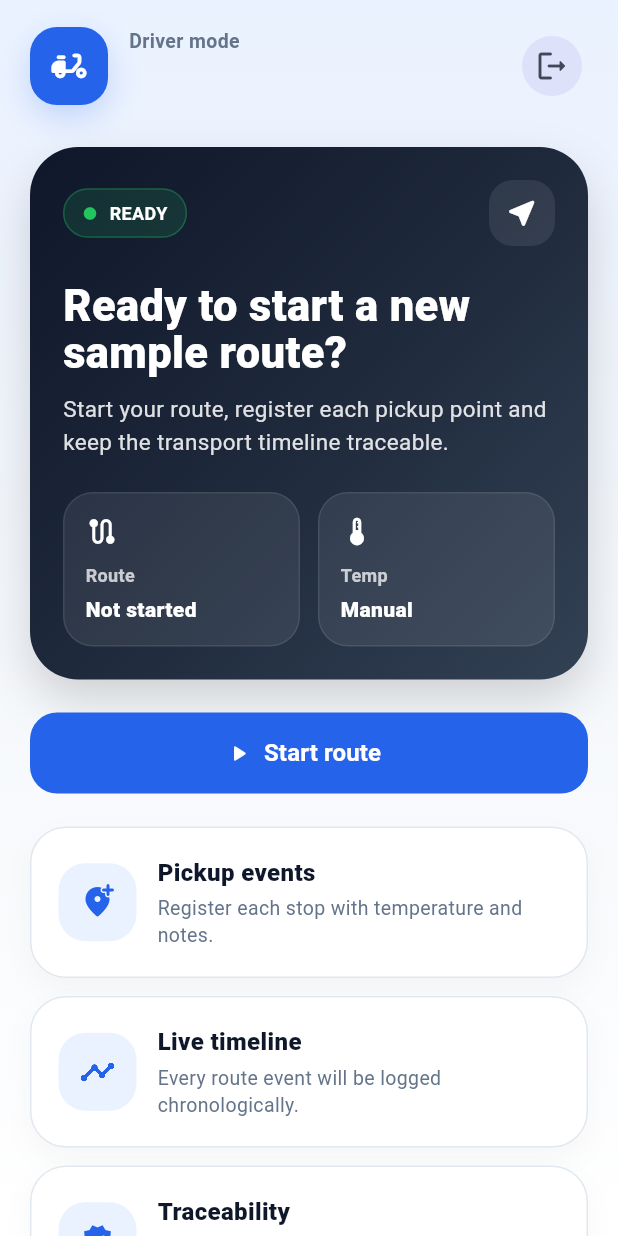
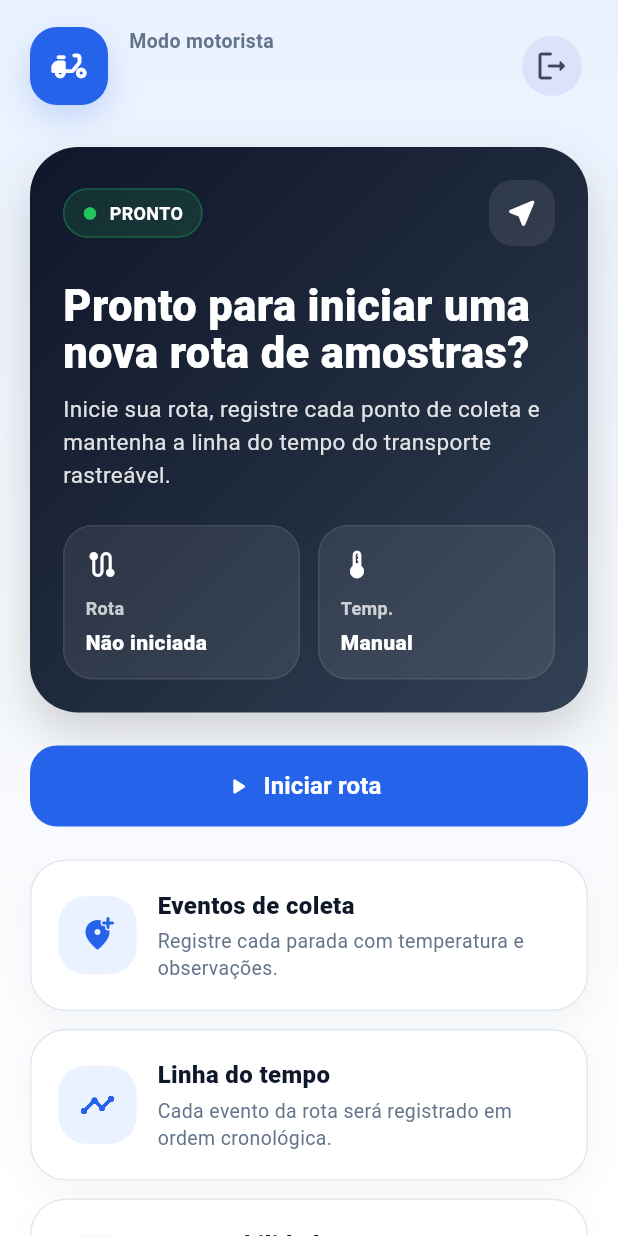
Before and after one commit to jkasprowicz/trace-lab, a Flutter app: the DriverHomeScreen screen opened directly with empty values, on a phone screen of 412 x 824 dp. Run offline on Flutter 3.47's test engine with Material 3 defaults, Android fonts, the phone set to English and light mode, and no system bars.

Commit message:
Translate Flutter visible texts to Brazilian Portuguese

```diff
--- a/mobile/lib/core/l10n/app_strings.dart
+++ b/mobile/lib/core/l10n/app_strings.dart
@@ -5,10 +5,19 @@ class AppStrings {
 
   // Auth
   static const loginTitle = 'Entrar';
+  static const loginSubtitle = 'Acesse sua área operacional no TraceLab.';
+  static const loginLoading = 'Acessando...';
   static const emailLabel = 'E-mail';
+  static const usernameLabel = 'Usuário';
+  static const usernameHint = 'Ex.: driver1';
   static const passwordLabel = 'Senha';
+  static const passwordHint = 'Digite sua senha';
   static const loginButton = 'Acessar';
   static const logoutButton = 'Sair';
+  static const restrictedAccessMessage =
+      'Acesso restrito a usuários autorizados.';
+  static const unauthorizedRole = 'Perfil não autorizado';
+  static const appTagline = 'Inteligência no transporte de amostras';
 
   // Common
   static const continueButton = 'Continuar';
@@ -18,16 +27,39 @@ class AppStrings {
   static const backButton = 'Voltar';
   static const requiredField = 'Campo obrigatório';
   static const genericError = 'Não foi possível concluir a operação.';
+  static const invalidCredentials =
+      'Usuário ou senha incorretos. Verifique suas credenciais e tente novamente.';
   static const loading = 'Carregando...';
   static const noRecordsFound = 'Nenhum registro encontrado.';
 
   // Driver
   static const driverHomeTitle = 'Início do motorista';
+  static const driverMode = 'Modo motorista';
+  static const driverReadyStatus = 'PRONTO';
+  static const driverReadyTitle = 'Pronto para iniciar uma nova rota de amostras?';
+  static const driverReadyDescription =
+      'Inicie sua rota, registre cada ponto de coleta e mantenha a linha do tempo do transporte rastreável.';
   static const startRoute = 'Iniciar rota';
+  static const routeNotStarted = 'Não iniciada';
+  static const manualMode = 'Manual';
   static const assignedRoutes = 'Rotas atribuídas';
+  static const temperatureShortLabel = 'Temp.';
+  static const pickupEventsTitle = 'Eventos de coleta';
+  static const pickupEventsDescription =
+      'Registre cada parada com temperatura e observações.';
+  static const liveTimelineTitle = 'Linha do tempo';
+  static const liveTimelineDescription =
+      'Cada evento da rota será registrado em ordem cronológica.';
+  static const traceabilityTitle = 'Rastreabilidade';
+  static const traceabilityDescription =
+      'A conclusão da rota preparará a etapa de recebimento.';
   static const registerPickupTemperature = 'Registrar temperatura de retirada';
   static const pickupTemperature = 'Temperatura de retirada';
   static const confirmPickup = 'Confirmar retirada';
+
+  // Admin
+  static const adminDashboardTitle = 'Painel administrativo';
+  static const adminLabel = 'Administrador';
 
   // Receiver
   static const receiverHomeTitle = 'Início do recebimento';
--- a/mobile/lib/features/admin/presentation/screens/admin_dashboard_screen.dart
+++ b/mobile/lib/features/admin/presentation/screens/admin_dashboard_screen.dart
@@ -1,4 +1,5 @@
 import 'package:flutter/material.dart';
+import 'package:mobile/core/l10n/app_strings.dart';
 import 'package:mobile/features/auth/domain/models/auth_user.dart';
 
 class AdminDashboardScreen extends StatelessWidget {
@@ -13,10 +14,10 @@ class AdminDashboardScreen extends StatelessWidget {
   Widget build(BuildContext context) {
     return Scaffold(
       appBar: AppBar(
-        title: const Text('Admin Dashboard'),
+        title: const Text(AppStrings.adminDashboardTitle),
       ),
       body: Center(
-        child: Text('Admin: ${user.username}'),
+        child: Text('${AppStrings.adminLabel}: ${user.username}'),
       ),
     );
   }
--- a/mobile/lib/features/auth/data/services/auth_service.dart
+++ b/mobile/lib/features/auth/data/services/auth_service.dart
@@ -1,4 +1,5 @@
 import 'package:mobile/core/network/api_client.dart';
+import 'package:mobile/core/l10n/app_strings.dart';
 import 'package:mobile/features/auth/data/dto/login_response_dto.dart';
 
 class AuthException implements Exception {
@@ -33,9 +34,7 @@ class AuthService {
 
       return loginResponse;
     } catch (_) {
-      throw const AuthException(
-        'Usuário ou senha incorretos. Verifique suas credenciais e tente novamente.',
-      );
+      throw const AuthException(AppStrings.invalidCredentials);
     }
   }
 
--- a/mobile/lib/features/auth/presentation/screens/role_gate_screen.dart
+++ b/mobile/lib/features/auth/presentation/screens/role_gate_screen.dart
@@ -1,4 +1,5 @@
 import 'package:flutter/material.dart';
+import 'package:mobile/core/l10n/app_strings.dart';
 import 'package:mobile/features/admin/presentation/screens/admin_dashboard_screen.dart';
 import 'package:mobile/features/auth/domain/models/auth_user.dart';
 import 'package:mobile/features/driver/presentation/screens/driver_home_screen.dart';
@@ -24,7 +25,7 @@ class RoleGateScreen extends StatelessWidget {
       default:
         return const Scaffold(
           body: Center(
-            child: Text('Unauthorized role'),
+            child: Text(AppStrings.unauthorizedRole),
           ),
         );
     }
--- a/mobile/lib/features/driver/presentation/screens/driver_home_screen.dart
+++ b/mobile/lib/features/driver/presentation/screens/driver_home_screen.dart
@@ -1,5 +1,6 @@
 import 'package:flutter/material.dart';
 import 'package:mobile/app/routes.dart';
+import 'package:mobile/core/l10n/app_strings.dart';
 import 'package:mobile/core/theme/app_colors.dart';
 import 'package:mobile/core/widgets/app_primary_button.dart';
 import 'package:mobile/features/auth/data/services/auth_service.dart';
@@ -53,7 +54,7 @@ class DriverHomeScreen extends StatelessWidget {
                 const _LiveStatusCard(),
                 const SizedBox(height: 22),
                 AppPrimaryButton(
-                  label: 'Start route',
+                  label: AppStrings.startRoute,
                   icon: Icons.play_arrow_rounded,
                   onPressed: () {
                     Navigator.of(context).pushNamed(AppRoutes.startRoute);
@@ -109,7 +110,7 @@ class _DriverHeader extends StatelessWidget {
             crossAxisAlignment: CrossAxisAlignment.start,
             children: [
               const Text(
-                'Driver mode',
+                AppStrings.driverMode,
                 style: TextStyle(
                   fontSize: 13,
                   fontWeight: FontWeight.w600,
@@ -131,7 +132,7 @@ class _DriverHeader extends StatelessWidget {
         IconButton.filledTonal(
           onPressed: onLogout,
           icon: const Icon(Icons.logout_rounded),
-          tooltip: 'Logout',
+          tooltip: AppStrings.logoutButton,
         ),
       ],
     );
@@ -192,7 +193,7 @@ class _LiveStatusCard extends StatelessWidget {
                     ),
                     SizedBox(width: 8),
                     Text(
-                      'READY',
+                      AppStrings.driverReadyStatus,
                       style: TextStyle(
                         color: Colors.white,
                         fontWeight: FontWeight.w700,
@@ -218,7 +219,7 @@ class _LiveStatusCard extends StatelessWidget {
           ),
           const SizedBox(height: 24),
           const Text(
-            'Ready to start a new sample route?',
+            AppStrings.driverReadyTitle,
             style: TextStyle(
               color: Colors.white,
               fontSize: 29,
@@ -228,7 +229,7 @@ class _LiveStatusCard extends StatelessWidget {
           ),
           const SizedBox(height: 12),
           Text(
-            'Start your route, register each pickup point and keep the transport timeline traceable.',
+            AppStrings.driverReadyDescription,
             style: TextStyle(
               color: Colors.white.withAlpha(220),
               fontSize: 15,
@@ -240,14 +241,14 @@ class _LiveStatusCard extends StatelessWidget {
             children: [
               _MiniLiveMetric(
                 icon: Icons.route_rounded,
-                label: 'Route',
-                value: 'Not started',
+                label: AppStrings.routeLabel,
+                value: AppStrings.routeNotStarted,
               ),
               const SizedBox(width: 12),
               _MiniLiveMetric(
                 icon: Icons.thermostat_rounded,
-                label: 'Temp',
-                value: 'Manual',
+                label: AppStrings.temperatureShortLabel,
+                value: AppStrings.manualMode,
               ),
             ],
           ),
@@ -318,20 +319,20 @@ class _DriverQuickInfo extends StatelessWidget {
       children: const [
         _InfoTile(
           icon: Icons.add_location_alt_rounded,
-          title: 'Pickup events',
-          subtitle: 'Register each stop with temperature and notes.',
+          title: AppStrings.pickupEventsTitle,
+          subtitle: AppStrings.pickupEventsDescription,
         ),
         SizedBox(height: 12),
         _InfoTile(
           icon: Icons.timeline_rounded,
-          title: 'Live timeline',
-          subtitle: 'Every route event will be logged chronologically.',
+          title: AppStrings.liveTimelineTitle,
+          subtitle: AppStrings.liveTimelineDescription,
         ),
         SizedBox(height: 12),
         _InfoTile(
           icon: Icons.verified_rounded,
-          title: 'Traceability',
-          subtitle: 'Route completion will prepare the receiving step.',
+          title: AppStrings.traceabilityTitle,
+          subtitle: AppStrings.traceabilityDescription,
         ),
       ],
     );
```
Also changed, not shown: mobile/lib/features/auth/presentation/screens/login_screen.dart (+15 -12 lines).
